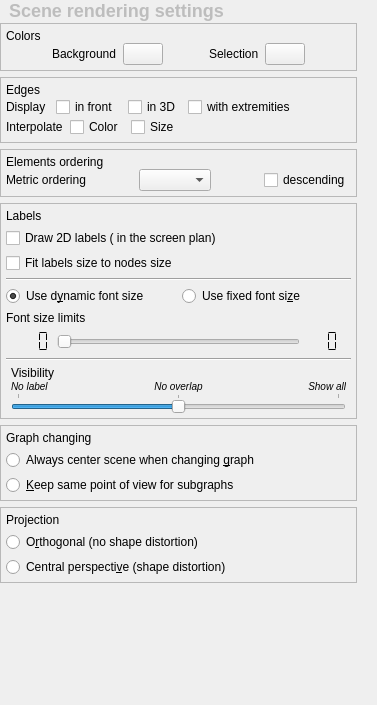
Above: library/tulip-gui/designer/SceneConfigWidget.ui from Tulip-Dev/tulip before the change. Below: the same form after it.
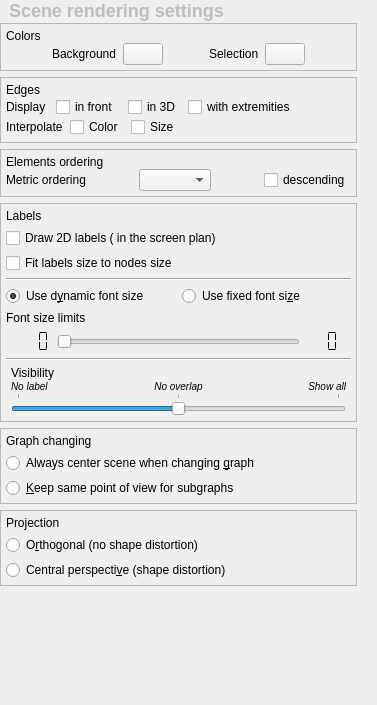
That is the form after the change. Custom widgets are drawn as their Qt base class.

Patch:
```diff
--- a/library/tulip-gui/designer/SceneConfigWidget.ui
+++ b/library/tulip-gui/designer/SceneConfigWidget.ui
@@ -93,7 +93,7 @@
         <x>0</x>
         <y>0</y>
         <width>387</width>
-        <height>635</height>
+        <height>638</height>
        </rect>
       </property>
       <property name="sizePolicy">
@@ -836,6 +836,12 @@
                  <verstretch>0</verstretch>
                 </sizepolicy>
                </property>
+               <property name="minimumSize">
+                <size>
+                 <width>0</width>
+                 <height>23</height>
+                </size>
+               </property>
                <property name="toolTip">
                 <string>specify the quantity of labels to be displayed</string>
                </property>
```
Left out of the diff: 2 changed lines with no effect on the pictures.
